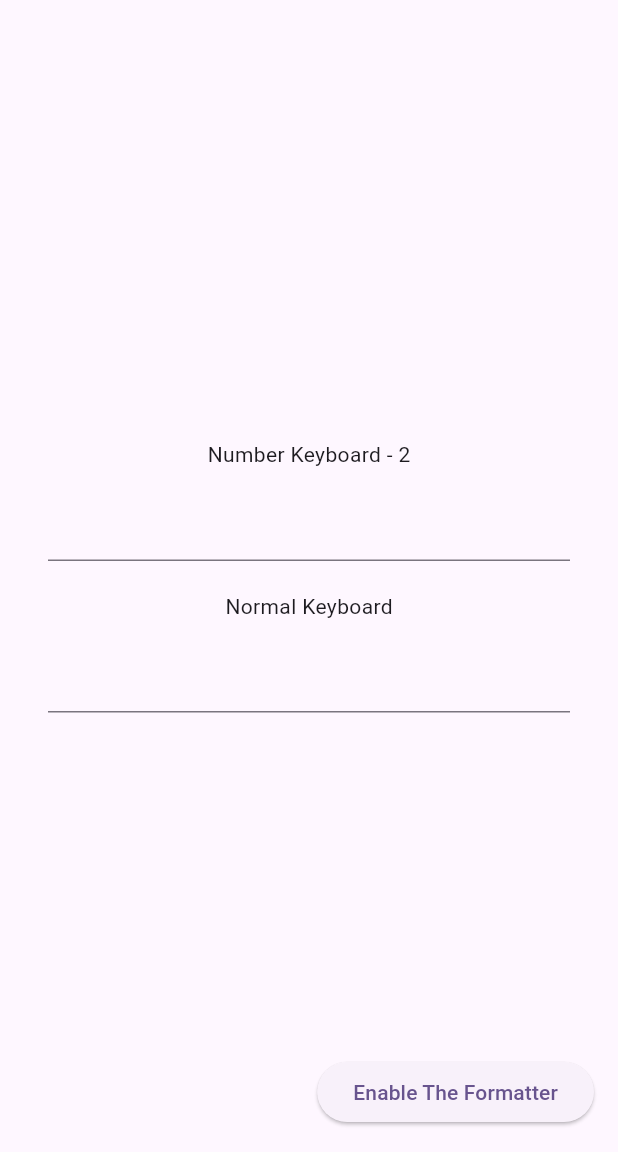
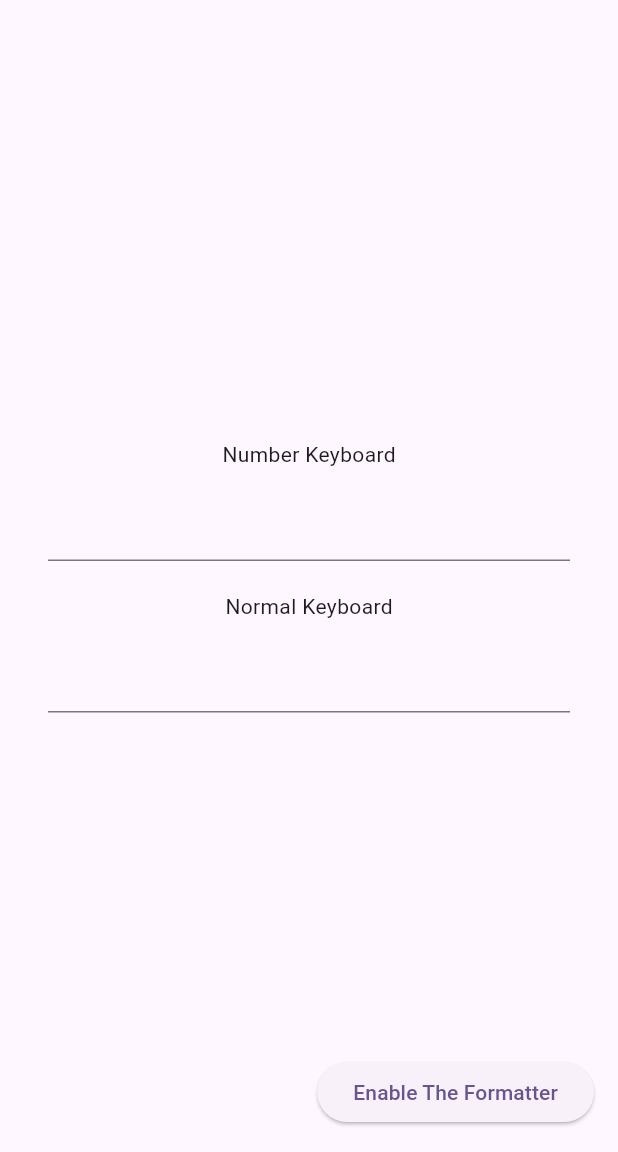
Before and after one commit to JuribaDev/any_language_number_input_formatter, a Flutter app: the screen it shows after launch, on a phone screen of 412 x 824 dp, the part 84-1236 px from its top. Run offline on Flutter 3.47's test engine with Material 2 defaults, Android fonts, the phone set to English and light mode, and no system bars.

```diff
--- a/example/lib/main.dart
+++ b/example/lib/main.dart
@@ -56,7 +56,7 @@ class _MyHomePageState extends State<MyHomePage> {
             child: Column(
               mainAxisAlignment: MainAxisAlignment.center,
               children: <Widget>[
-                const Text("Number Keyboard - 2"),
+                const Text("Number Keyboard"),
                 TextField(
                   style: const TextStyle(fontSize: 30),
                   keyboardType: TextInputType.number, // The keyboard type is number
```
Also changed, not shown: 1 other file.
